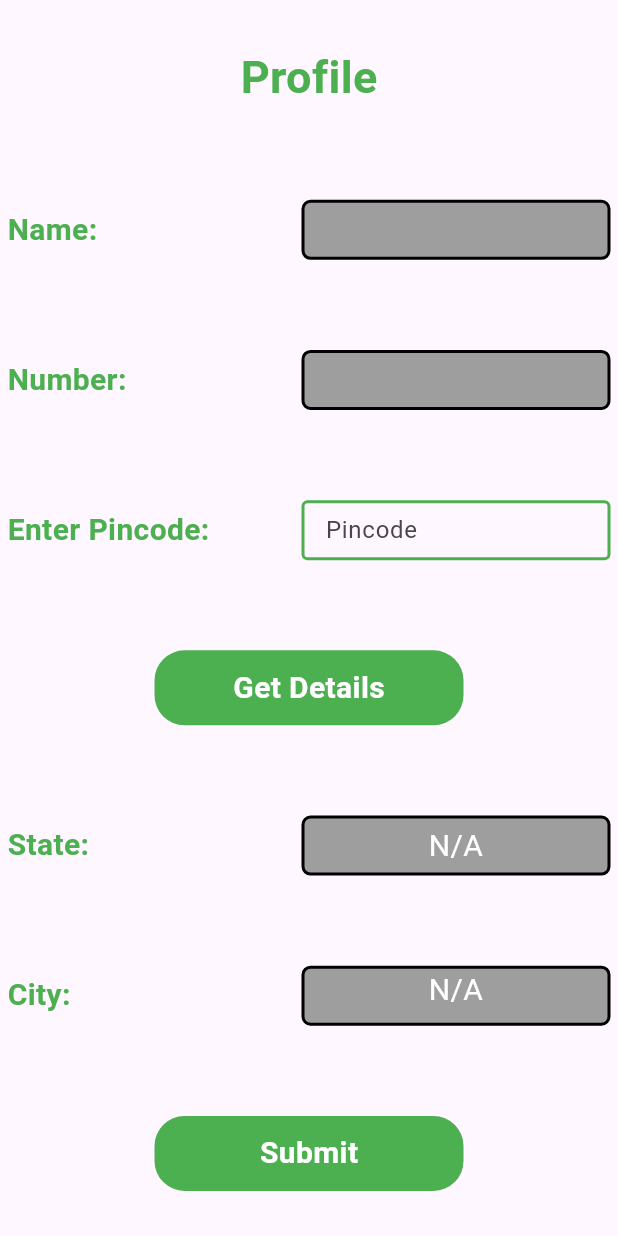
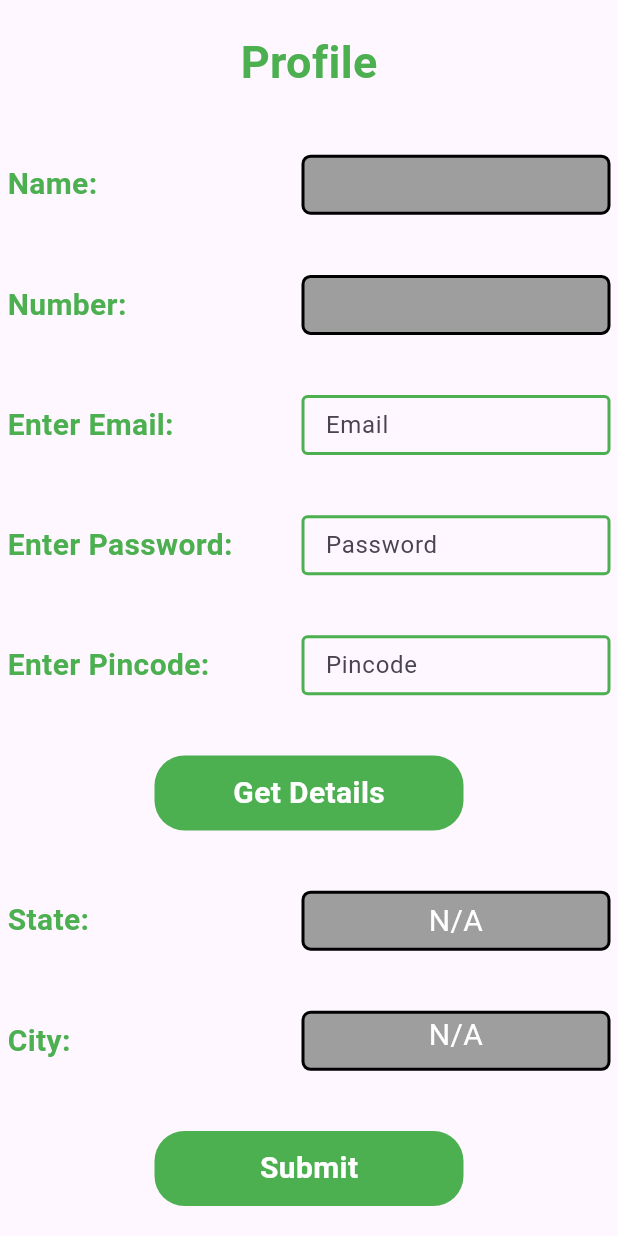
Before and after one commit to gautamrawat543/Krishi-Connect-App, a Flutter app: the Profile screen opened directly with empty values, on a phone screen of 412 x 824 dp. Run offline on Flutter 3.47's test engine with Material 3 defaults, Android fonts, the phone set to English and light mode, and no system bars; our stand-ins replace shared_preferences; accounts and stored records are empty.

Commit message:
register and login api implemented

```diff
--- a/lib/pages/profile.dart
+++ b/lib/pages/profile.dart
@@ -1,6 +1,7 @@
 import 'package:flutter/material.dart';
 import 'package:krishi_connect_app/services/api/location_api.dart';
 import 'package:krishi_connect_app/main_screen.dart';
+import 'package:krishi_connect_app/services/api/register_api.dart';
 import 'package:krishi_connect_app/utils/shared_pref_helper.dart';
 
 class Profile extends StatefulWidget {
@@ -15,9 +16,16 @@ class Profile extends StatefulWidget {
 
 class _ProfileState extends State<Profile> {
   final TextEditingController _pincodeController = TextEditingController();
+  final TextEditingController _emailController = TextEditingController();
+  final TextEditingController _passwordController = TextEditingController();
   String _state = 'N/A';
   String _city = 'N/A';
   bool _isLoading = false;
+
+  bool isValidEmail(String email) {
+    return RegExp(r"^[a-zA-Z0-9._%+-]+@[a-zA-Z0-9.-]+\.[a-zA-Z]{2,}$")
+        .hasMatch(email);
+  }
 
   Future<void> _fetchLocationDetails() async {
     String pincode = _pincodeController.text.trim();
@@ -45,13 +53,54 @@ class _ProfileState extends State<Profile> {
     });
   }
 
-  void completeRegistration(BuildContext context) async {
+  // void completeRegistration(BuildContext context) async {
+  //   await SharedPrefHelper.setRegistered(true);
+  //   await SharedPrefHelper.setUsername(widget.name);
+  //   Navigator.pushReplacement(
+  //     context,
+  //     MaterialPageRoute(builder: (context) => MainScreen()),
+  //   );
+  // }
+
+  bool isRegistered = false;
+  void registerNewUser() async {
+    setState(() {
+      isRegistered = true;
+    });
+    RegisterService apiService = RegisterService();
+    String role = await SharedPrefHelper.getUserrole();
+
+    var response = await apiService.registerUser(
+      name: widget.name,
+      email: _emailController.text,
+      phone: widget.number,
+      password: _passwordController.text,
+      role: role.toUpperCase(),
+      location: _city,
+      profilePicture: "https://example.com/profile.jpg",
+    );
+
+    if (response.containsKey("error")) {
+      print("Error: ${response['error']}");
+      setState(() {
+        isRegistered = false;
+      });
+    } else {
+      print("User registered successfully: ${response}");
+
+      setState(() {
+        isRegistered = false;
+      });
+      // Save registration state
       await SharedPrefHelper.setRegistered(true);
       await SharedPrefHelper.setUsername(widget.name);
+
+      // Navigate to MainScreen
       Navigator.pushReplacement(
         context,
         MaterialPageRoute(builder: (context) => MainScreen()),
       );
+    }
   }
 
   @override
@@ -139,6 +188,75 @@ class _ProfileState extends State<Profile> {
                         color: Colors.white,
                       ),
                       textAlign: TextAlign.center,
+                    ),
+                  ),
+                ],
+              ),
+              Row(
+                mainAxisAlignment: MainAxisAlignment.spaceBetween,
+                children: [
+                  const Text(
+                    'Enter Email:',
+                    style: TextStyle(
+                      fontSize: 20,
+                      fontWeight: FontWeight.bold,
+                      color: Colors.green,
+                    ),
+                  ),
+                  SizedBox(
+                    width: width * 0.5,
+                    height: 40,
+                    child: TextFormField(
+                      keyboardType: TextInputType.emailAddress,
+                      controller: _emailController,
+                      cursorColor: Colors.green,
+                      onTapOutside: (_) => FocusScope.of(context).unfocus(),
+                      decoration: const InputDecoration(
+                        border: OutlineInputBorder(),
+                        labelText: 'Email',
+                        floatingLabelStyle: TextStyle(color: Colors.green),
+                        focusColor: Colors.green,
+                        focusedBorder: OutlineInputBorder(
+                          borderSide: BorderSide(color: Colors.green, width: 2),
+                        ),
+                        enabledBorder: OutlineInputBorder(
+                          borderSide: BorderSide(color: Colors.green, width: 2),
+                        ),
+                      ),
+                    ),
+                  ),
+                ],
+              ),
+              Row(
+                mainAxisAlignment: MainAxisAlignment.spaceBetween,
+                children: [
+                  const Text(
+                    'Enter Password:',
+                    style: TextStyle(
+                      fontSize: 20,
+                      fontWeight: FontWeight.bold,
+                      color: Colors.green,
+                    ),
+                  ),
+                  SizedBox(
+                    width: width * 0.5,
+                    height: 40,
+                    child: TextFormField(
+                      controller: _passwordController,
+                      cursorColor: Colors.green,
+                      onTapOutside: (_) => FocusScope.of(context).unfocus(),
+                      decoration: const InputDecoration(
+                        border: OutlineInputBorder(),
+                        labelText: 'Password',
+                        floatingLabelStyle: TextStyle(color: Colors.green),
+                        focusColor: Colors.green,
+                        focusedBorder: OutlineInputBorder(
+                          borderSide: BorderSide(color: Colors.green, width: 2),
+                        ),
+                        enabledBorder: OutlineInputBorder(
+                          borderSide: BorderSide(color: Colors.green, width: 2),
+                        ),
+                      ),
                     ),
                   ),
                 ],
@@ -268,8 +386,10 @@ class _ProfileState extends State<Profile> {
                 ],
               ),
               GestureDetector(
-                onTap: () {
+                onTap: () async {
                   if (_pincodeController.text.isEmpty ||
+                      _emailController.text.isEmpty ||
+                      _passwordController.text.isEmpty ||
                       _state == 'N/A' ||
                       _city == 'N/A' ||
                       _state == 'Not Found' ||
@@ -279,8 +399,14 @@ class _ProfileState extends State<Profile> {
                           content: Text(
                               "Please fill in all details before proceeding")),
                     );
+                  } else if (!isValidEmail(_emailController.text)) {
+                    ScaffoldMessenger.of(context).showSnackBar(
+                      const SnackBar(
+                          content: Text("Please enter a valid email")),
+                    );
+                    return;
                   } else {
-                    completeRegistration(context);
+                    registerNewUser();
                   }
                 },
                 child: Container(
@@ -291,7 +417,11 @@ class _ProfileState extends State<Profile> {
                     color: Colors.green,
                     borderRadius: BorderRadius.circular(20),
                   ),
-                  child: const Text(
+                  child: isRegistered
+                      ? const CircularProgressIndicator(
+                          color: Colors.white,
+                        )
+                      : const Text(
                           'Submit',
                           style: TextStyle(
                             fontSize: 20,
--- a/lib/pages/registeration.dart
+++ b/lib/pages/registeration.dart
@@ -2,6 +2,7 @@ import 'package:flutter/cupertino.dart';
 import 'package:flutter/material.dart';
 import 'package:flutter/services.dart';
 import 'package:flutter/widgets.dart';
+import 'package:krishi_connect_app/pages/login.dart';
 import 'package:krishi_connect_app/pages/profile.dart';
 import 'package:krishi_connect_app/utils/shared_pref_helper.dart';
 
@@ -234,6 +235,10 @@ class _RegisterationState extends State<Registeration> {
                   ),
                 ),
               ),
+              SizedBox(height: 20),
+              GestureDetector(onTap: () {
+                Navigator.push(context,MaterialPageRoute(builder: (context) => LoginPage()));
+              },child: Text('Already Registered? Login here!')),
             ],
           ),
         ),
```
Also changed, not shown: lib/pages/login.dart (added, +188 -0 lines), lib/services/api/register_api.dart (added, +74 -0 lines). Lines whose indentation alone changed are shown as unchanged.
